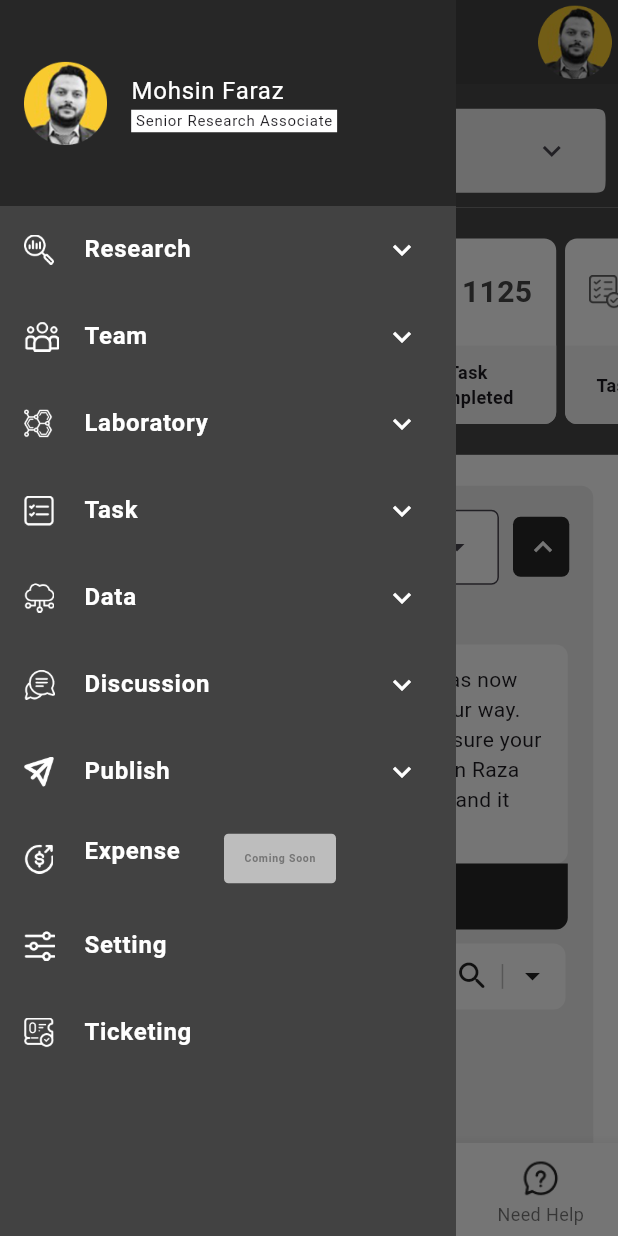
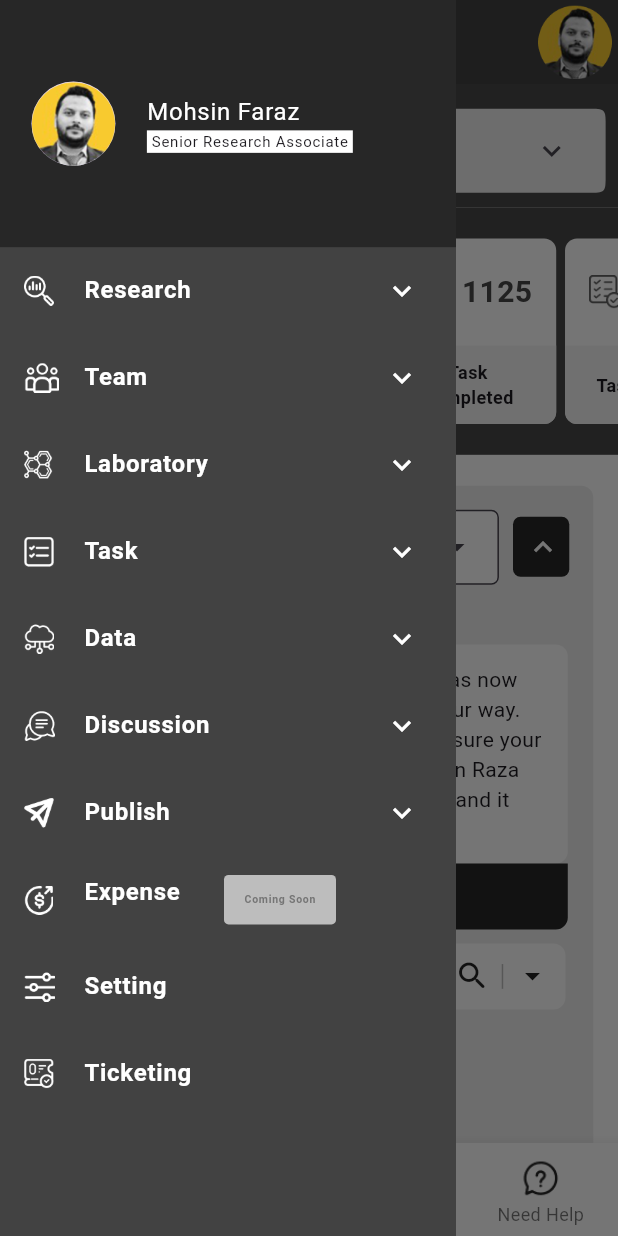
Before and after one commit to IlhamUsmani/hiring_task, a Flutter app: the screen it shows after launch, with the side drawer open, on a phone screen of 412 x 824 dp. Run offline on Flutter 3.47's test engine with Material 3 defaults, Android fonts, the phone set to English and light mode, and no system bars.

Commit message:
final commit

```diff
--- a/lib/feature/screens/home_screen/view/widgets/constants.dart
+++ b/lib/constants.dart
@@ -64,6 +64,7 @@ const search = 'Search';
 const teamName = 'Team Name';
 const creator = 'Creator';
 const assignedTo = 'Assigned To';
+const logout = 'Logout';
 //Lists
 List<List<String>> drawerItems = [
   [research, researchIcon],
@@ -111,3 +112,4 @@ const updownIcon = '${path}updown.png';
 const moshin = '${path}mohsin.png';
 const firstPerson = '${path}firstperson.png';
 const secondPerson = '${path}secondperson.png';
+const logoutIcon = '${path}logout.png';
--- a/lib/feature/screens/home_screen/view/home_screen.dart
+++ b/lib/feature/screens/home_screen/view/home_screen.dart
@@ -2,7 +2,7 @@ import 'package:flutter/material.dart';
 import 'package:hiring_task/screen_constants.dart';
 import 'package:hiring_task/screen_size.dart';
 import 'package:hiring_task/feature/screens/home_screen/view/widgets/bottom_navigation.dart';
-import 'package:hiring_task/feature/screens/home_screen/view/widgets/constants.dart';
+import 'package:hiring_task/constants.dart';
 import 'package:hiring_task/feature/screens/home_screen/view/widgets/drawer/list_of_drawer_icons.dart';
 import 'package:hiring_task/feature/screens/home_screen/view/widgets/extended_task_quick.dart';
 import 'package:hiring_task/feature/screens/home_screen/view/widgets/list_of_task_item.dart';
--- a/lib/feature/screens/home_screen/view/widgets/bottom_navigation.dart
+++ b/lib/feature/screens/home_screen/view/widgets/bottom_navigation.dart
@@ -1,5 +1,5 @@
 import 'package:flutter/material.dart';
-import 'package:hiring_task/feature/screens/home_screen/view/widgets/constants.dart';
+import 'package:hiring_task/constants.dart';
 import 'package:hiring_task/screen_constants.dart';
 import 'package:hiring_task/screen_size.dart';
 
--- a/lib/feature/screens/home_screen/view/widgets/calender_containers.dart
+++ b/lib/feature/screens/home_screen/view/widgets/calender_containers.dart
@@ -1,5 +1,5 @@
 import 'package:flutter/material.dart';
-import 'package:hiring_task/feature/screens/home_screen/view/widgets/constants.dart';
+import 'package:hiring_task/constants.dart';
 import 'package:hiring_task/screen_constants.dart';
 import 'package:hiring_task/screen_size.dart';
 
--- a/lib/feature/screens/home_screen/view/widgets/custom_search_bar.dart
+++ b/lib/feature/screens/home_screen/view/widgets/custom_search_bar.dart
@@ -1,5 +1,5 @@
 import 'package:flutter/material.dart';
-import 'package:hiring_task/feature/screens/home_screen/view/widgets/constants.dart';
+import 'package:hiring_task/constants.dart';
 import 'package:hiring_task/screen_constants.dart';
 import 'package:hiring_task/screen_size.dart';
 
--- a/lib/feature/screens/home_screen/view/widgets/drawer/drawer_exp_tile.dart
+++ b/lib/feature/screens/home_screen/view/widgets/drawer/drawer_exp_tile.dart
@@ -1,5 +1,5 @@
 import 'package:flutter/material.dart';
-import 'package:hiring_task/feature/screens/home_screen/view/widgets/constants.dart';
+import 'package:hiring_task/constants.dart';
 
 class DrawerExpTile extends StatelessWidget {
   const DrawerExpTile(
--- /dev/null
+++ b/lib/feature/screens/home_screen/view/widgets/drawer/drawer_listview.dart
@@ -0,0 +1,84 @@
+import 'package:flutter/material.dart';
+import 'package:hiring_task/constants.dart';
+import 'package:hiring_task/feature/screens/home_screen/view/widgets/drawer/drawer_exp_tile.dart';
+import 'package:hiring_task/screen_constants.dart';
+import 'package:hiring_task/screen_size.dart';
+
+class DrawerListView extends StatelessWidget {
+  const DrawerListView({super.key});
+
+  @override
+  Widget build(BuildContext context) {
+    return SizedBox(
+      width: ScreenSize.width,
+      child: ListView.builder(
+        physics: const NeverScrollableScrollPhysics(),
+        shrinkWrap: true,
+        itemCount: drawerItems.length,
+        itemBuilder: (context, index) {
+          if (index == 0) {
+            return DrawerExpTile(
+              icon: drawerItems[index][1],
+              title: drawerItems[index][0],
+              items: [
+                Container(
+                  height: ScreenSize.height * zeroPointOneSix,
+                  color: white,
+                  child: const Column(
+                    children: [
+                      Spacer(flex: 1),
+                      ExpenstionTileSubItem(
+                        icon: newProjectIcon,
+                        title: newProject,
+                      ),
+                      ExpenstionTileSubItem(
+                        icon: Icons.stacked_bar_chart,
+                        title: myProjects,
+                      ),
+                    ],
+                  ),
+                )
+              ],
+            );
+          } else if (index > 7) {
+            return DrawerExpTile(
+              enabled: false,
+              icon: drawerItems[index][1],
+              title: drawerItems[index][0],
+            );
+          } else if (index == 7) {
+            return DrawerExpTile(
+              icon: drawerItems[index][1],
+              title: drawerItems[index][0],
+              enabled: false,
+              widget: Center(
+                child: Container(
+                  height: ScreenSize.height * zeroPointZeroFourZero,
+                  width: ScreenSize.width * zeroPointFive,
+                  decoration: BoxDecoration(
+                    color: lightGreyshade400,
+                    borderRadius: BorderRadius.circular(3),
+                  ),
+                  child: Center(
+                    child: Text(
+                      comingSoon,
+                      style: TextStyle(
+                        fontWeight: FontWeight.bold,
+                        color: lightGreyshade600,
+                        fontSize: 7,
+                      ),
+                    ),
+                  ),
+                ),
+              ),
+            );
+          }
+          return DrawerExpTile(
+            icon: drawerItems[index][1],
+            title: drawerItems[index][0],
+          );
+        },
+      ),
+    );
+  }
+}
--- /dev/null
+++ b/lib/feature/screens/home_screen/view/widgets/drawer/header.dart
@@ -0,0 +1,52 @@
+import 'package:flutter/material.dart';
+import 'package:hiring_task/constants.dart';
+import 'package:hiring_task/screen_constants.dart';
+import 'package:hiring_task/screen_size.dart';
+
+class Header extends StatelessWidget {
+  const Header({super.key});
+
+  @override
+  Widget build(BuildContext context) {
+    return Container(
+      width: ScreenSize.width,
+      color: darkestGrey,
+      child: Center(
+        child: SizedBox(
+          height: ScreenSize.height * zeroPointTwo,
+          child: Column(
+            mainAxisAlignment: MainAxisAlignment.center,
+            children: [
+              ListTile(
+                leading: CircleAvatar(
+                  radius: ScreenSize.width * zeroPointZeroEight,
+                  child: Image.asset(profileIcon, fit: BoxFit.cover),
+                ),
+                title: Column(
+                  crossAxisAlignment: CrossAxisAlignment.start,
+                  mainAxisAlignment: MainAxisAlignment.start,
+                  children: [
+                    const Text(
+                      userName,
+                      style: TextStyle(color: white),
+                    ),
+                    Container(
+                      padding: const EdgeInsets.only(left: 3, right: 3),
+                      decoration: const BoxDecoration(
+                        color: white,
+                      ),
+                      child: const Text(
+                        userDesignation,
+                        style: TextStyle(fontSize: 10),
+                      ),
+                    )
+                  ],
+                ),
+              ),
+            ],
+          ),
+        ),
+      ),
+    );
+  }
+}
--- a/lib/feature/screens/home_screen/view/widgets/drawer/list_of_drawer_icons.dart
+++ b/lib/feature/screens/home_screen/view/widgets/drawer/list_of_drawer_icons.dart
@@ -1,7 +1,7 @@
-import 'dart:developer';
-
 import 'package:flutter/material.dart';
-import 'package:hiring_task/feature/screens/home_screen/view/widgets/constants.dart';
+import 'package:hiring_task/constants.dart';
+import 'package:hiring_task/feature/screens/home_screen/view/widgets/drawer/drawer_listview.dart';
+import 'package:hiring_task/feature/screens/home_screen/view/widgets/drawer/header.dart';
 import 'package:hiring_task/feature/screens/home_screen/view/widgets/drawer_exp_tile.dart';
 import 'package:hiring_task/screen_constants.dart';
 import 'package:hiring_task/screen_size.dart';
@@ -12,123 +12,26 @@ class ListOfDrawerIcons extends StatelessWidget {
   @override
   Widget build(BuildContext context) {
     ScreenSize(context);
-    final Size(:height, :width) = MediaQuery.of(context).size;
+
     return SizedBox(
-      height: 500,
-      width: width,
-      child: Column(
-        children: [
-          Expanded(
-            flex: 2,
-            child: Container(
-              width: width,
-              color: const Color.fromARGB(255, 39, 39, 39),
-              child: Center(
-                child: Row(
-                  crossAxisAlignment: CrossAxisAlignment.center,
-                  mainAxisAlignment: MainAxisAlignment.center,
-                  children: [
-                    Expanded(
-                      child: Column(
-                        mainAxisAlignment: MainAxisAlignment.center,
-                        children: [
-                          ListTile(
-                              leading: Image.asset(profileIcon),
-                              title: Column(
-                                crossAxisAlignment: CrossAxisAlignment.start,
-                                mainAxisAlignment: MainAxisAlignment.start,
-                                children: [
-                                  const Text(
-                                    userName,
-                                    style: TextStyle(color: white),
-                                  ),
-                                  Container(
-                                    padding: const EdgeInsets.only(
-                                        left: 3, right: 3),
-                                    decoration: const BoxDecoration(
-                                      color: white,
-                                    ),
-                                    child: const Text(
-                                      userDesignation,
-                                      style: TextStyle(fontSize: 10),
-                                    ),
-                                  )
-                                ],
-                              )),
-                        ],
-                      ),
-                    )
-                  ],
-                ),
-              ),
+      height: ScreenSize.height * zeroPointFive,
+      width: ScreenSize.width,
+      child: SingleChildScrollView(
+        child: Column(
+          children: [
+            const Header(),
+            const DrawerListView(),
+            SizedBox(
+              height: ScreenSize.height * zeroPointOneFive,
             ),
-          ),
-          Expanded(
-            flex: 10,
-            child: ListView.builder(
-                itemCount: drawerItems.length,
-                itemBuilder: (context, index) {
-                  if (index == 0) {
-                    return DrawerExpTile(
-                      icon: drawerItems[index][1],
-                      title: drawerItems[index][0],
-                      items: [
-                        Container(
-                          height: height * 0.16,
-                          color: white,
-                          child: const Column(
-                            children: [
-                              const Spacer(
-                                flex: 1,
-                              ),
-                              ExpenstionTileSubItem(
-                                  icon: newProjectIcon, title: newProject),
-                              ExpenstionTileSubItem(
-                                  icon: Icons.stacked_bar_chart,
-                                  title: myProjects),
-                            ],
-                          ),
-                        )
-                      ],
-                    );
-                  } else if (index > 7) {
-                    log(drawerItems[index][0]);
-
-                    return DrawerExpTile(
-                        enabled: false,
-                        icon: drawerItems[index][1],
-                        title: drawerItems[index][0]);
-                  } else if (index == 7) {
-                    return DrawerExpTile(
-                      icon: drawerItems[index][1],
-                      title: drawerItems[index][0],
-                      enabled: false,
-                      widget: Center(
-                        child: Container(
-                          height: ScreenSize.height * zeroPointZeroFourZero,
-                          width: ScreenSize.width * 0.5,
-                          decoration: BoxDecoration(
-                              color: lightGreyshade400,
-                              borderRadius: BorderRadius.circular(3)),
-                          child: Center(
-                            child: Text(
-                              comingSoon,
-                              style: TextStyle(
-                                  fontWeight: FontWeight.bold,
-                                  color: lightGreyshade600,
-                                  fontSize: 7),
-                            ),
-                          ),
-                        ),
-                      ),
-                    );
-                  }
-                  return DrawerExpTile(
-                      icon: drawerItems[index][1],
-                      title: drawerItems[index][0]);
-                }),
-          ),
-        ],
+            const DrawerExpTile(
+              backgroundColor: darkestGrey,
+              icon: logoutIcon,
+              title: logout,
+              enabled: false,
+            )
+          ],
+        ),
       ),
     );
   }
--- a/lib/feature/screens/home_screen/view/widgets/drawer_exp_tile.dart
+++ b/lib/feature/screens/home_screen/view/widgets/drawer_exp_tile.dart
@@ -1,5 +1,5 @@
 import 'package:flutter/material.dart';
-import 'package:hiring_task/feature/screens/home_screen/view/widgets/constants.dart';
+import 'package:hiring_task/constants.dart';
 
 class DrawerExpTile extends StatelessWidget {
   const DrawerExpTile(
@@ -8,18 +8,21 @@ class DrawerExpTile extends StatelessWidget {
       required this.icon,
       this.enabled = true,
       this.widget,
-      this.items = const []});
+      this.items = const [],
+      this.backgroundColor = Colors.transparent});
   final String title;
   final String icon;
   final List<Widget> items;
   final bool? enabled;
   final Widget? widget;
+  final Color? backgroundColor;
 
   @override
   Widget build(BuildContext context) {
     return ExpansionTile(
       showTrailingIcon: enabled!,
       iconColor: white,
+      collapsedBackgroundColor: backgroundColor,
       collapsedIconColor: white,
       enabled: enabled!,
       leading: SizedBox(
--- a/lib/feature/screens/home_screen/view/widgets/expanded_searc_bar.dart
+++ b/lib/feature/screens/home_screen/view/widgets/expanded_searc_bar.dart
@@ -1,6 +1,6 @@
 import 'package:flutter/material.dart';
 
-import 'package:hiring_task/feature/screens/home_screen/view/widgets/constants.dart';
+import 'package:hiring_task/constants.dart';
 import 'package:hiring_task/screen_constants.dart';
 import 'package:hiring_task/screen_size.dart';
 
--- a/lib/feature/screens/home_screen/view/widgets/extended_task_quick.dart
+++ b/lib/feature/screens/home_screen/view/widgets/extended_task_quick.dart
@@ -1,5 +1,5 @@
 import 'package:flutter/material.dart';
-import 'package:hiring_task/feature/screens/home_screen/view/widgets/constants.dart';
+import 'package:hiring_task/constants.dart';
 import 'package:hiring_task/feature/screens/home_screen/view/widgets/filter_container.dart';
 import 'package:hiring_task/screen_constants.dart';
 
--- a/lib/feature/screens/home_screen/view/widgets/filter_container.dart
+++ b/lib/feature/screens/home_screen/view/widgets/filter_container.dart
@@ -1,5 +1,5 @@
 import 'package:flutter/material.dart';
-import 'package:hiring_task/feature/screens/home_screen/view/widgets/constants.dart';
+import 'package:hiring_task/constants.dart';
 import 'package:hiring_task/screen_constants.dart';
 import 'package:hiring_task/screen_size.dart';
 
--- a/lib/feature/screens/home_screen/view/widgets/filtered_list.dart
+++ b/lib/feature/screens/home_screen/view/widgets/filtered_list.dart
@@ -1,5 +1,5 @@
 import 'package:flutter/material.dart';
-import 'package:hiring_task/feature/screens/home_screen/view/widgets/constants.dart';
+import 'package:hiring_task/constants.dart';
 import 'package:hiring_task/screen_constants.dart';
 
 class FilteredList extends StatelessWidget {
--- a/lib/feature/screens/home_screen/view/widgets/list_of_task_item.dart
+++ b/lib/feature/screens/home_screen/view/widgets/list_of_task_item.dart
@@ -1,5 +1,5 @@
 import 'package:flutter/material.dart';
-import 'package:hiring_task/feature/screens/home_screen/view/widgets/constants.dart';
+import 'package:hiring_task/constants.dart';
 import 'package:hiring_task/screen_constants.dart';
 import 'package:hiring_task/screen_size.dart';
 import 'package:hiring_task/feature/screens/home_screen/view/widgets/task_item.dart';
--- a/lib/feature/screens/home_screen/view/widgets/project_update.dart
+++ b/lib/feature/screens/home_screen/view/widgets/project_update.dart
@@ -1,6 +1,6 @@
 import 'package:flutter/material.dart';
 
-import 'package:hiring_task/feature/screens/home_screen/view/widgets/constants.dart';
+import 'package:hiring_task/constants.dart';
 import 'package:hiring_task/feature/screens/home_screen/view/widgets/custom_search_bar.dart';
 import 'package:hiring_task/feature/screens/home_screen/view/widgets/expanded_searc_bar.dart';
 import 'package:hiring_task/screen_constants.dart';
--- a/lib/feature/screens/home_screen/view/widgets/task_item.dart
+++ b/lib/feature/screens/home_screen/view/widgets/task_item.dart
@@ -1,6 +1,6 @@
 import 'package:flutter/material.dart';
 
-import 'package:hiring_task/feature/screens/home_screen/view/widgets/constants.dart';
+import 'package:hiring_task/constants.dart';
 import 'package:hiring_task/screen_constants.dart';
 import 'package:hiring_task/screen_size.dart';
 
--- a/lib/feature/screens/home_screen/view/widgets/text_project.dart
+++ b/lib/feature/screens/home_screen/view/widgets/text_project.dart
@@ -1,6 +1,6 @@
 import 'package:flutter/material.dart';
 import 'package:hiring_task/feature/screens/home_screen/view/widgets/calender_containers.dart';
-import 'package:hiring_task/feature/screens/home_screen/view/widgets/constants.dart';
+import 'package:hiring_task/constants.dart';
 import 'package:hiring_task/feature/screens/home_screen/view/widgets/filter_container.dart';
 import 'package:hiring_task/feature/screens/home_screen/view/widgets/filtered_list.dart';
 import 'package:hiring_task/screen_constants.dart';
```
Also changed, not shown: assets/images/logout.png (added).
